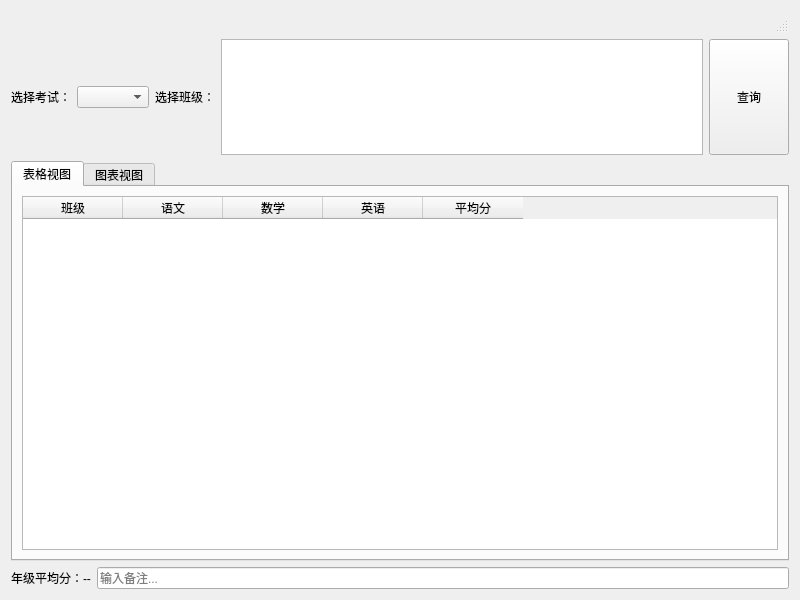
fengyec2/StudentGradeTracker, file ui_page/page_class_grade.ui: the form before one commit.
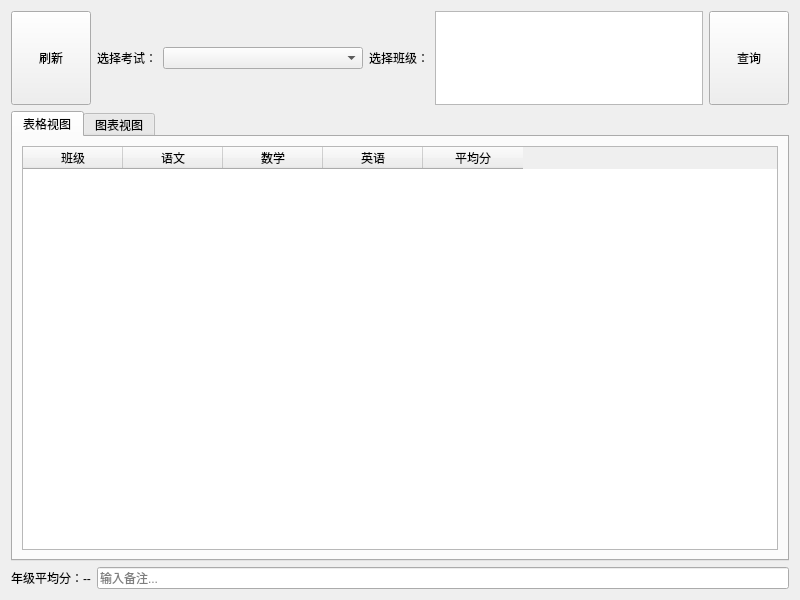
The form after the commit.

Commit message: Refactor page_class_grade UI and add refresh functionality to improve user experience

What changed in the file:
```diff
--- a/ui_page/page_class_grade.ui
+++ b/ui_page/page_class_grade.ui
@@ -13,14 +13,22 @@
   <property name="windowTitle">
    <string/>
   </property>
-  <layout class="QVBoxLayout" name="verticalLayout_4">
-   <item>
-    <widget class="QStatusBar" name="statusbar"/>
-   </item>
-   <item>
     <layout class="QVBoxLayout" name="verticalLayout">
      <item>
       <layout class="QHBoxLayout" name="horizontalLayout">
+     <item>
+      <widget class="QPushButton" name="btnRefresh">
+       <property name="sizePolicy">
+        <sizepolicy hsizetype="Minimum" vsizetype="Minimum">
+         <horstretch>0</horstretch>
+         <verstretch>0</verstretch>
+        </sizepolicy>
+       </property>
+       <property name="text">
+        <string>刷新</string>
+       </property>
+      </widget>
+     </item>
        <item>
         <widget class="QLabel" name="label">
          <property name="text">
@@ -36,6 +44,12 @@
            <verstretch>0</verstretch>
           </sizepolicy>
          </property>
+       <property name="minimumSize">
+        <size>
+         <width>200</width>
+         <height>0</height>
+        </size>
+       </property>
         </widget>
        </item>
        <item>
@@ -78,7 +92,7 @@
        <property name="minimumSize">
         <size>
          <width>0</width>
-         <height>400</height>
+       <height>450</height>
         </size>
        </property>
        <widget class="QWidget" name="tabTable">
@@ -154,8 +168,6 @@
           <string>输入备注...</string>
          </property>
         </widget>
-       </item>
-      </layout>
      </item>
     </layout>
    </item>
```
Lines whose indentation alone changed are shown as unchanged. The commit also changes 3 other files.
